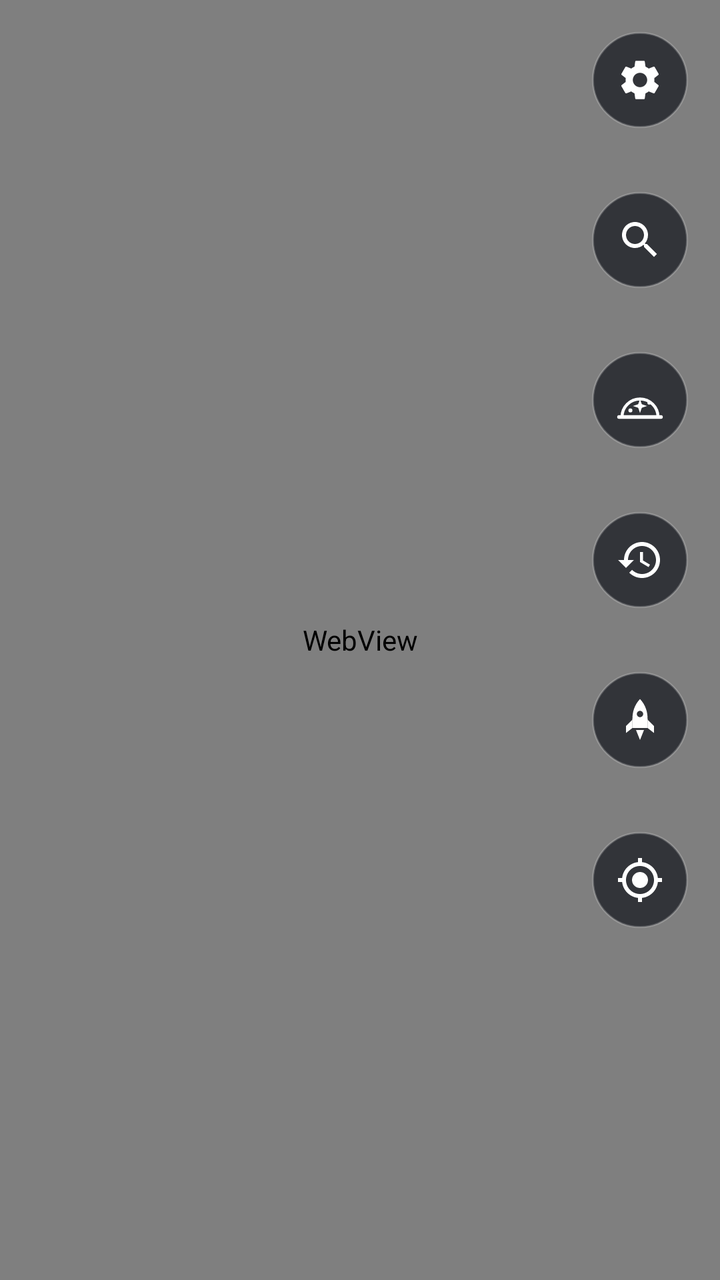
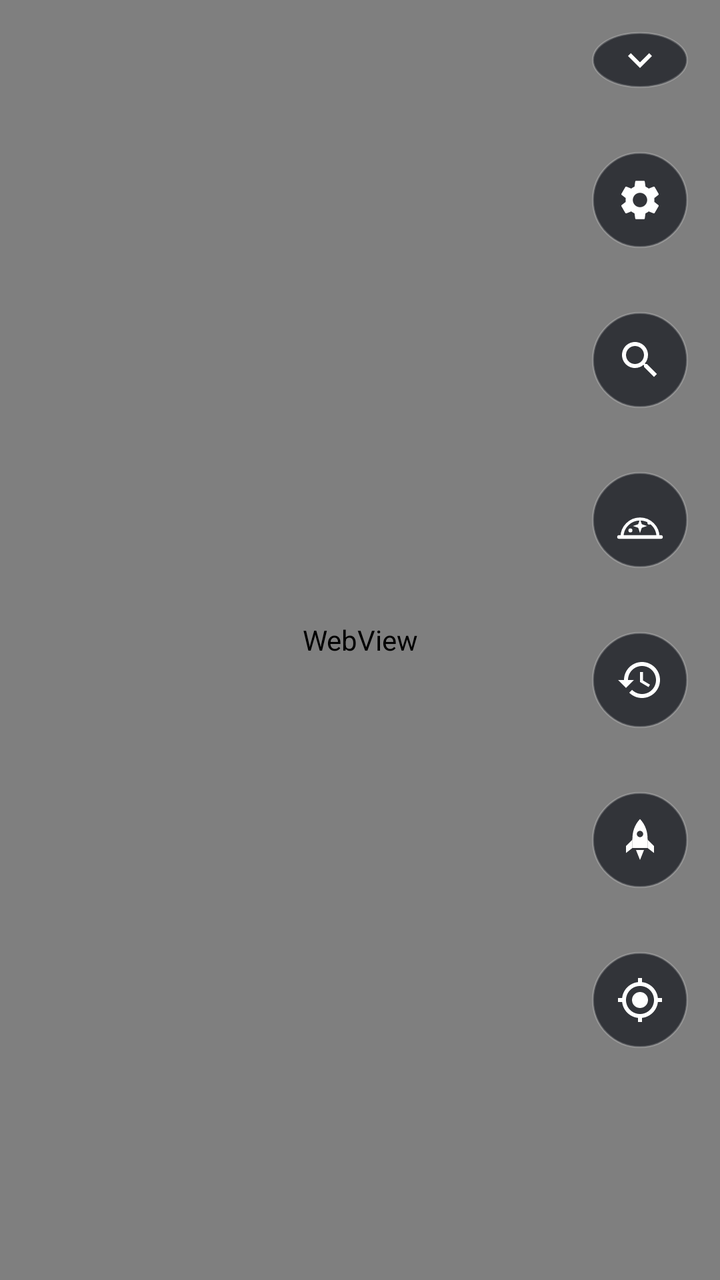

Two renders of the same Android screen: before a commit and after it. Below are the layout's source before the change and the commit's diff.
<!-- AndroidManifest.xml: application theme Theme.WhatsUp -->
<!-- res/layout/activity_main.xml -->
<?xml version="1.0" encoding="utf-8"?>
<FrameLayout xmlns:android="http://schemas.android.com/apk/res/android"
    android:layout_width="match_parent"
    android:layout_height="match_parent"
    android:background="@color/space">

    <WebView
        android:id="@+id/globe"
        android:layout_width="match_parent"
        android:layout_height="match_parent" />

    
    <FrameLayout
        android:id="@+id/controls"
        android:layout_width="match_parent"
        android:layout_height="match_parent">

        
        <ScrollView
            android:layout_width="wrap_content"
            android:layout_height="wrap_content"
            android:layout_gravity="top|end"
            android:overScrollMode="never"
            android:scrollbars="none">

            <LinearLayout
                android:layout_width="wrap_content"
                android:layout_height="wrap_content"
                android:orientation="vertical"
                android:paddingBottom="6dp">

                <ImageButton
                    android:id="@+id/settings_button"
                    style="@style/MapButton"
                    android:layout_marginBottom="10dp"
                    android:contentDescription="@string/settings"
                    android:src="@drawable/ic_settings" />

                <ImageButton
                    android:id="@+id/search_button"
                    style="@style/MapButton.Stacked"
                    android:contentDescription="@string/search"
                    android:src="@drawable/ic_search" />

                <ImageButton
                    android:id="@+id/sky_button"
                    style="@style/MapButton.Stacked"
                    android:contentDescription="@string/sky_view"
                    android:src="@drawable/ic_sky" />

                <ImageButton
                    android:id="@+id/time_button"
                    style="@style/MapButton.Stacked"
                    android:contentDescription="@string/time_travel"
                    android:src="@drawable/ic_time" />

                <ImageButton
                    android:id="@+id/events_button"
                    style="@style/MapButton.Stacked"
                    android:contentDescription="@string/events"
                    android:src="@drawable/ic_event" />

                <ImageButton
                    android:id="@+id/recentre_button"
                    style="@style/MapButton.Stacked"
                    android:contentDescription="@string/recentre"
                    android:src="@drawable/ic_my_location" />
            </LinearLayout>
        </ScrollView>

        
        <LinearLayout
            android:id="@+id/downloads"
            android:layout_width="match_parent"
            android:layout_height="wrap_content"
            android:layout_gravity="bottom"
            android:layout_marginHorizontal="16dp"
            android:layout_marginBottom="52dp"
            android:background="@drawable/panel_bg"
            android:orientation="vertical"
            android:paddingHorizontal="12dp"
            android:paddingVertical="8dp"
            android:visibility="gone">

            <TextView
                android:id="@+id/download_summary"
                android:layout_width="match_parent"
                android:layout_height="wrap_content"
                android:textColor="#FFFFFFFF"
                android:textSize="13sp"
                android:textStyle="bold" />

            <include
                android:id="@+id/download_current"
                layout="@layout/item_download" />

            <TextView
                android:id="@+id/download_queue"
                android:layout_width="match_parent"
                android:layout_height="wrap_content"
                android:ellipsize="end"
                android:singleLine="true"
                android:textColor="#99FFFFFF"
                android:textSize="11sp"
                android:visibility="gone" />
        </LinearLayout>
    </FrameLayout>
</FrameLayout>
<!-- res/layout/item_download.xml (included above) -->
<?xml version="1.0" encoding="utf-8"?>
<LinearLayout xmlns:android="http://schemas.android.com/apk/res/android"
    android:layout_width="match_parent"
    android:layout_height="wrap_content"
    android:orientation="vertical"
    android:paddingVertical="4dp">

    <LinearLayout
        android:layout_width="match_parent"
        android:layout_height="wrap_content"
        android:orientation="horizontal">

        <TextView
            android:id="@+id/download_file"
            android:layout_width="0dp"
            android:layout_height="wrap_content"
            android:layout_weight="1"
            android:ellipsize="end"
            android:fontFamily="monospace"
            android:singleLine="true"
            android:textColor="#FFFFFFFF"
            android:textSize="12sp" />

        <TextView
            android:id="@+id/download_status"
            android:layout_width="wrap_content"
            android:layout_height="wrap_content"
            android:layout_marginStart="8dp"
            android:textColor="#B3FFFFFF"
            android:textSize="12sp" />
    </LinearLayout>

    <ProgressBar
        android:id="@+id/download_progress"
        style="?android:attr/progressBarStyleHorizontal"
        android:layout_width="match_parent"
        android:layout_height="4dp"
        android:layout_marginTop="4dp"
        android:max="1000"
        android:progressBackgroundTint="#33FFFFFF"
        android:progressTint="@color/accent"
        android:indeterminateTint="@color/accent" />
</LinearLayout>
<!-- resources referenced by this layout -->
<resources>
  <color name="accent">#FF4FC3F7</color>
  <color name="space">#FF05070D</color>
  <!-- drawable ic_search (drawable) -->
  <?xml version="1.0" encoding="utf-8"?>
  <vector xmlns:android="http://schemas.android.com/apk/res/android"
      android:width="24dp"
      android:height="24dp"
      android:tint="?android:attr/textColorPrimary"
      android:viewportWidth="24"
      android:viewportHeight="24">
      <path android:fillColor="#FFFFFFFF" android:pathData="M15.5,14h-0.79l-0.28,-0.27C15.41,12.59 16,11.11 16,9.5 16,5.91 13.09,3 9.5,3S3,5.91 3,9.5 5.91,16 9.5,16c1.61,0 3.09,-0.59 4.23,-1.57l0.27,0.28v0.79l5,4.99L20.49,19l-4.99,-5zM9.5,14C7.01,14 5,11.99 5,9.5S7.01,5 9.5,5 14,7.01 14,9.5 11.99,14 9.5,14z" />
  </vector>
  <!-- drawable ic_time (drawable) -->
  <?xml version="1.0" encoding="utf-8"?>
  <vector xmlns:android="http://schemas.android.com/apk/res/android"
      android:width="24dp"
      android:height="24dp"
      android:tint="?android:attr/textColorPrimary"
      android:viewportWidth="24"
      android:viewportHeight="24">
      <path android:fillColor="#FFFFFFFF" android:pathData="M13,3c-4.97,0 -9,4.03 -9,9L1,12l3.89,3.89 0.07,0.14L9,12L6,12c0,-3.87 3.13,-7 7,-7s7,3.13 7,7 -3.13,7 -7,7c-1.93,0 -3.68,-0.79 -4.94,-2.06l-1.42,1.42C8.27,19.99 10.51,21 13,21c4.97,0 9,-4.03 9,-9s-4.03,-9 -9,-9zM12,8v5l4.28,2.54 0.72,-1.21 -3.5,-2.08L13.5,8L12,8z" />
  </vector>
  <!-- drawable panel_bg (drawable) -->
  <?xml version="1.0" encoding="utf-8"?>
  <shape xmlns:android="http://schemas.android.com/apk/res/android" android:shape="rectangle">
      <solid android:color="@color/button" />
      <corners android:radius="12dp" />
      <stroke android:width="1dp" android:color="#33FFFFFF" />
  </shape>
  <string name="events">Launches and close approaches</string>
  <string name="recentre">Centre on my location</string>
  <string name="search">Search satellites</string>
  <string name="settings">Settings</string>
  <string name="sky_view">Sky view</string>
  <string name="time_travel">Time</string>
  <style name="MapButton">
          <item name="android:layout_width">48dp</item>
          <item name="android:layout_height">48dp</item>
          <item name="android:layout_margin">16dp</item>
          <item name="android:background">@drawable/map_button_bg</item>
          <item name="android:tint">#FFFFFFFF</item>
          <item name="android:padding">12dp</item>
          <item name="android:scaleType">fitCenter</item>
      </style>
  <style name="MapButton.Stacked">
          <item name="android:layout_marginTop">0dp</item>
          <item name="android:layout_marginBottom">10dp</item>
      </style>
  <style name="Theme.WhatsUp" parent="android:Theme.Material.NoActionBar">
          <item name="android:colorAccent">@color/accent</item>
          <item name="android:windowBackground">@color/space</item>
      </style>
  <color name="button">#B312151C</color>
  <!-- drawable map_button_bg (drawable) -->
  <?xml version="1.0" encoding="utf-8"?>
  <ripple xmlns:android="http://schemas.android.com/apk/res/android" android:color="#40FFFFFF">
      <item>
          <shape android:shape="oval">
              <solid android:color="@color/button" />
              <stroke android:width="1dp" android:color="#33FFFFFF" />
          </shape>
      </item>
  </ripple>
  <!-- unchanged entries left out for length: 4 -->
</resources>

<!-- the commit's change to res/layout/activity_main.xml (unified diff, before → after) -->
@@ -26,45 +26,61 @@
             <LinearLayout
                 android:layout_width="wrap_content"
                 android:layout_height="wrap_content"
+                android:animateLayoutChanges="true"
                 android:orientation="vertical"
                 android:paddingBottom="6dp">
 
                 <ImageButton
-                    android:id="@+id/settings_button"
+                    android:id="@+id/buttons_toggle"
                     style="@style/MapButton"
-                    android:layout_marginBottom="10dp"
-                    android:contentDescription="@string/settings"
-                    android:src="@drawable/ic_settings" />
+                    android:layout_height="28dp"
+                    android:layout_marginBottom="6dp"
+                    android:contentDescription="@string/hide_buttons"
+                    android:padding="2dp"
+                    android:src="@drawable/ic_expand" />
 
-                <ImageButton
-                    android:id="@+id/search_button"
-                    style="@style/MapButton.Stacked"
-                    android:contentDescription="@string/search"
-                    android:src="@drawable/ic_search" />
+                <LinearLayout
+                    android:id="@+id/map_buttons"
+                    android:layout_width="wrap_content"
+                    android:layout_height="wrap_content"
+                    android:orientation="vertical">
 
-                <ImageButton
-                    android:id="@+id/sky_button"
-                    style="@style/MapButton.Stacked"
-                    android:contentDescription="@string/sky_view"
-                    android:src="@drawable/ic_sky" />
+                    <ImageButton
+                        android:id="@+id/settings_button"
+                        style="@style/MapButton.Stacked"
+                        android:contentDescription="@string/settings"
+                        android:src="@drawable/ic_settings" />
 
-                <ImageButton
-                    android:id="@+id/time_button"
-                    style="@style/MapButton.Stacked"
-                    android:contentDescription="@string/time_travel"
-                    android:src="@drawable/ic_time" />
+                    <ImageButton
+                        android:id="@+id/search_button"
+                        style="@style/MapButton.Stacked"
+                        android:contentDescription="@string/search"
+                        android:src="@drawable/ic_search" />
 
-                <ImageButton
-                    android:id="@+id/events_button"
-                    style="@style/MapButton.Stacked"
-                    android:contentDescription="@string/events"
-                    android:src="@drawable/ic_event" />
+                    <ImageButton
+                        android:id="@+id/sky_button"
+                        style="@style/MapButton.Stacked"
+                        android:contentDescription="@string/sky_view"
+                        android:src="@drawable/ic_sky" />
 
-                <ImageButton
-                    android:id="@+id/recentre_button"
-                    style="@style/MapButton.Stacked"
-                    android:contentDescription="@string/recentre"
-                    android:src="@drawable/ic_my_location" />
+                    <ImageButton
+                        android:id="@+id/time_button"
+                        style="@style/MapButton.Stacked"
+                        android:contentDescription="@string/time_travel"
+                        android:src="@drawable/ic_time" />
+
+                    <ImageButton
+                        android:id="@+id/events_button"
+                        style="@style/MapButton.Stacked"
+                        android:contentDescription="@string/events"
+                        android:src="@drawable/ic_event" />
+
+                    <ImageButton
+                        android:id="@+id/recentre_button"
+                        style="@style/MapButton.Stacked"
+                        android:contentDescription="@string/recentre"
+                        android:src="@drawable/ic_my_location" />
+                </LinearLayout>
             </LinearLayout>
         </ScrollView>
 
<!-- resource entries referenced after the edit -->
@@ -2,6 +2,16 @@
 <resources>
   <color name="accent">#FF4FC3F7</color>
   <color name="space">#FF05070D</color>
+  <!-- drawable ic_expand (drawable) -->
+  <?xml version="1.0" encoding="utf-8"?>
+  <vector xmlns:android="http://schemas.android.com/apk/res/android"
+      android:width="24dp"
+      android:height="24dp"
+      android:tint="?android:attr/textColorPrimary"
+      android:viewportWidth="24"
+      android:viewportHeight="24">
+      <path android:fillColor="#FFFFFFFF" android:pathData="M16.59,8.59L12,13.17 7.41,8.59 6,10l6,6 6,-6z" />
+  </vector>
   <!-- drawable ic_search (drawable) -->
   <?xml version="1.0" encoding="utf-8"?>
   <vector xmlns:android="http://schemas.android.com/apk/res/android"
@@ -30,6 +40,7 @@
       <stroke android:width="1dp" android:color="#33FFFFFF" />
   </shape>
   <string name="events">Launches and close approaches</string>
+  <string name="hide_buttons">Hide buttons</string>
   <string name="recentre">Centre on my location</string>
   <string name="search">Search satellites</string>
   <string name="settings">Settings</string>
@@ -46,7 +57,7 @@
       </style>
   <style name="MapButton.Stacked">
           <item name="android:layout_marginTop">0dp</item>
-          <item name="android:layout_marginBottom">10dp</item>
+          <item name="android:layout_marginBottom">6dp</item>
       </style>
   <style name="Theme.WhatsUp" parent="android:Theme.Material.NoActionBar">
           <item name="android:colorAccent">@color/accent</item>
